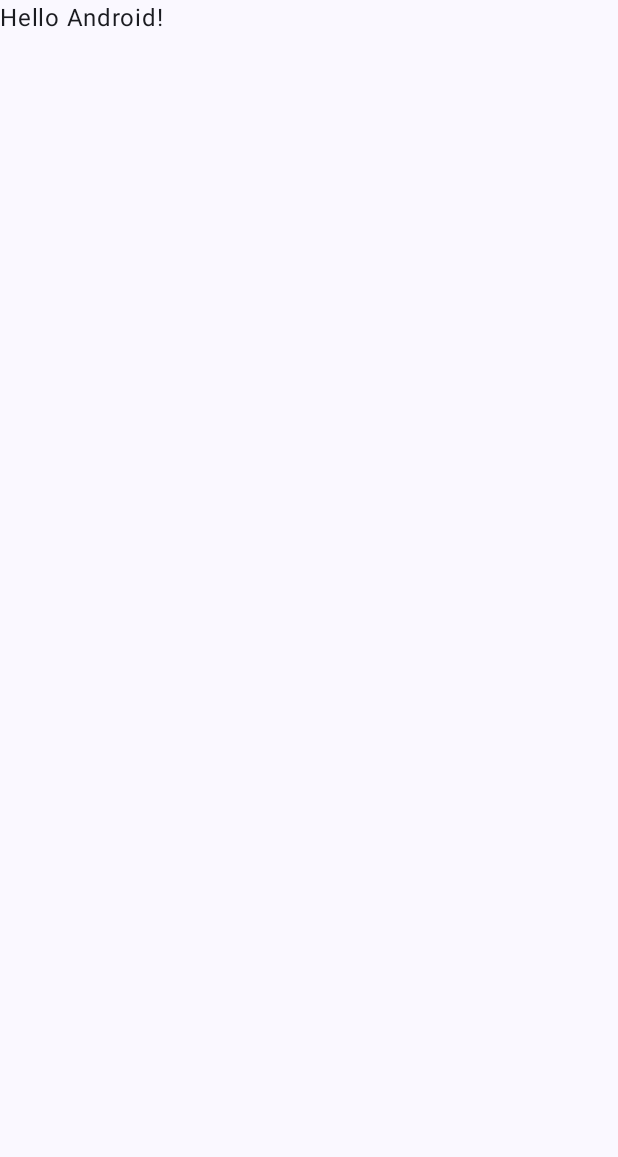
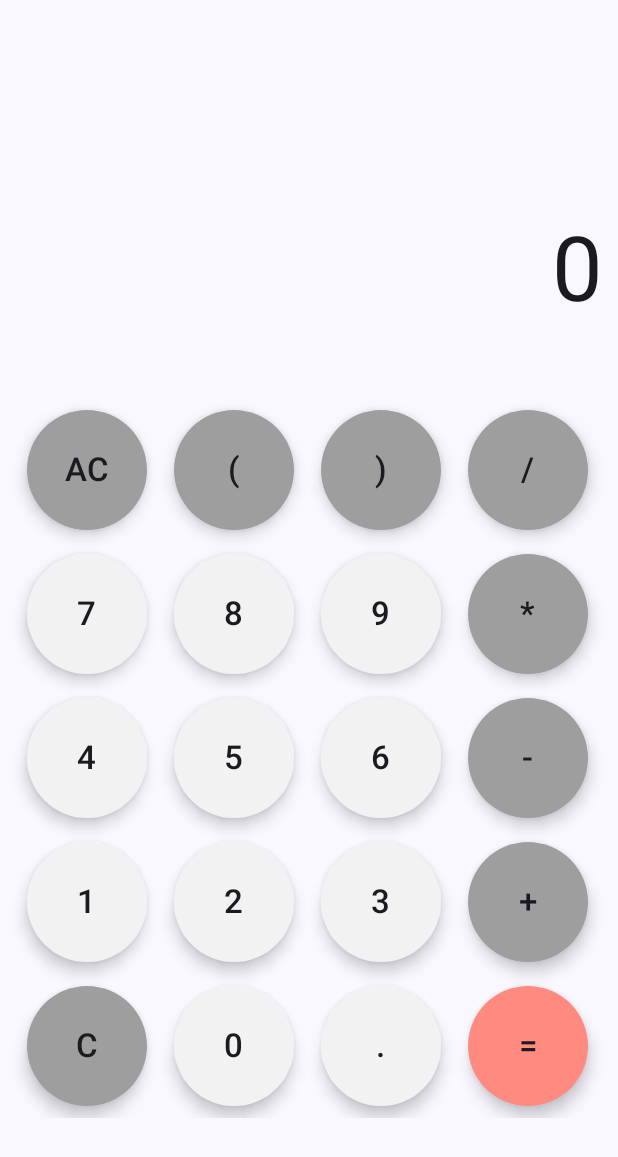
Before and after one commit to alvaropuentedev/rechner-android-app, an Android app built with Jetpack Compose: the screen it shows after launch (MainActivity), on a phone screen of 412 x 824 dp. Before the commit the part shown is almost empty. Shown: the top 1157 px of the screen. Run offline under Robolectric (Android 15) with nearby library versions, the phone set to English and light mode, and no system bars; our stand-ins replace livedata-compose.

Commit message:
feat: calculator working

```diff
--- a/app/build.gradle.kts
+++ b/app/build.gradle.kts
@@ -49,6 +49,8 @@ dependencies {
     implementation(libs.androidx.ui.graphics)
     implementation(libs.androidx.ui.tooling.preview)
     implementation(libs.androidx.material3)
+    implementation ("androidx.compose.runtime:runtime-livedata:1.8.2")
+    implementation ("net.objecthunter:exp4j:0.4.8")
     testImplementation(libs.junit)
     androidTestImplementation(libs.androidx.junit)
     androidTestImplementation(libs.androidx.espresso.core)
--- a/app/src/main/java/dev/alvaropuente/rechnerandroidapp/MainActivity.kt
+++ b/app/src/main/java/dev/alvaropuente/rechnerandroidapp/MainActivity.kt
@@ -7,41 +7,23 @@ import androidx.activity.enableEdgeToEdge
 import androidx.compose.foundation.layout.fillMaxSize
 import androidx.compose.foundation.layout.padding
 import androidx.compose.material3.Scaffold
-import androidx.compose.material3.Text
-import androidx.compose.runtime.Composable
 import androidx.compose.ui.Modifier
-import androidx.compose.ui.tooling.preview.Preview
+import androidx.lifecycle.ViewModelProvider
+import dev.alvaropuente.rechnerandroidapp.ui.components.Calculator
 import dev.alvaropuente.rechnerandroidapp.ui.theme.RechnerAndroidAppTheme
+import dev.alvaropuente.rechnerandroidapp.viewmodel.CalculatorViewModel
 
 class MainActivity : ComponentActivity() {
     override fun onCreate(savedInstanceState: Bundle?) {
         super.onCreate(savedInstanceState)
+        val calculatorViewModel = ViewModelProvider(this).get(CalculatorViewModel::class.java)
         enableEdgeToEdge()
         setContent {
             RechnerAndroidAppTheme {
                 Scaffold(modifier = Modifier.fillMaxSize()) { innerPadding ->
-                    Greeting(
-                        name = "Android",
-                        modifier = Modifier.padding(innerPadding)
-                    )
+                    Calculator(modifier = Modifier.padding(innerPadding), calculatorViewModel)
                 }
             }
         }
     }
 }
-
-@Composable
-fun Greeting(name: String, modifier: Modifier = Modifier) {
-    Text(
-        text = "Hello $name!",
-        modifier = modifier
-    )
-}
-
-@Preview(showBackground = true)
-@Composable
-fun GreetingPreview() {
-    RechnerAndroidAppTheme {
-        Greeting("Android")
-    }
-}
--- /dev/null
+++ b/app/src/main/java/dev/alvaropuente/rechnerandroidapp/ui/components/Calculator.kt
@@ -0,0 +1,75 @@
+package dev.alvaropuente.rechnerandroidapp.ui.components
+
+import androidx.compose.foundation.layout.Box
+import androidx.compose.foundation.layout.Column
+import androidx.compose.foundation.layout.Spacer
+import androidx.compose.foundation.layout.fillMaxSize
+import androidx.compose.foundation.layout.height
+import androidx.compose.foundation.layout.padding
+import androidx.compose.foundation.lazy.grid.GridCells
+import androidx.compose.foundation.lazy.grid.LazyVerticalGrid
+import androidx.compose.foundation.lazy.grid.items
+import androidx.compose.material3.Text
+import androidx.compose.runtime.Composable
+import androidx.compose.runtime.livedata.observeAsState
+import androidx.compose.ui.Alignment
+import androidx.compose.ui.Modifier
+import androidx.compose.ui.text.TextStyle
+import androidx.compose.ui.text.style.TextAlign
+import androidx.compose.ui.text.style.TextOverflow
+import androidx.compose.ui.unit.dp
+import androidx.compose.ui.unit.sp
+import dev.alvaropuente.rechnerandroidapp.viewmodel.CalculatorViewModel
+
+fun buttonList(): List<String> = listOf(
+    "AC", "(", ")", "/",
+    "7", "8", "9", "*",
+    "4", "5", "6", "-",
+    "1", "2", "3", "+",
+    "C", "0", ".", "=",
+)
+
+@Composable
+fun Calculator(modifier: Modifier = Modifier, viewModel: CalculatorViewModel) {
+
+    val equationText = viewModel.equationText.observeAsState()
+    val resultText = viewModel.resultText.observeAsState()
+
+    Box(modifier = modifier.padding(10.dp)) {
+        Column(
+            modifier = Modifier.fillMaxSize(),
+            horizontalAlignment = Alignment.End
+        ) {
+            Text(
+                text = equationText.value?: "",
+                style = TextStyle(
+                    fontSize = 30.sp,
+                    textAlign = TextAlign.End
+                ),
+                maxLines = 5,
+                overflow = TextOverflow.Ellipsis,
+            )
+
+            Spacer(modifier = Modifier.height(100.dp))
+
+            Text(
+                text = resultText.value?: "",
+                style = TextStyle(
+                    fontSize = 60.sp,
+                    textAlign = TextAlign.End
+                ),
+                maxLines = 2,
+            )
+
+            Spacer(modifier = Modifier.height(50.dp))
+
+            LazyVerticalGrid(
+                columns = GridCells.Fixed(4),
+            ) {
+                items(buttonList()) {
+                    CalculatorButton(btn = it, onClick = { viewModel.onButtonClick(it) })
+                }
+            }
+        }
+    }
+}
--- /dev/null
+++ b/app/src/main/java/dev/alvaropuente/rechnerandroidapp/ui/components/CalculatorButton.kt
@@ -0,0 +1,42 @@
+package dev.alvaropuente.rechnerandroidapp.ui.components
+
+import androidx.compose.foundation.layout.Box
+import androidx.compose.foundation.layout.padding
+import androidx.compose.foundation.layout.size
+import androidx.compose.foundation.shape.CircleShape
+import androidx.compose.material3.FloatingActionButton
+import androidx.compose.material3.Text
+import androidx.compose.runtime.Composable
+import androidx.compose.ui.Modifier
+import androidx.compose.ui.graphics.Color
+import androidx.compose.ui.text.font.FontWeight
+import androidx.compose.ui.unit.dp
+import androidx.compose.ui.unit.sp
+
+@Composable
+fun CalculatorButton(btn: String, onClick: () -> Unit = {}) {
+    Box(
+        modifier = Modifier.padding(8.dp)
+    ) {
+        FloatingActionButton(
+            modifier = Modifier.size(80.dp),
+            shape = CircleShape,
+            containerColor = getColor(btn),
+            onClick = onClick
+        ) {
+            Text(
+                text = btn,
+                fontSize = 22.sp,
+                fontWeight = FontWeight.SemiBold
+            )
+        }
+    }
+}
+
+fun getColor(btn: String): Color {
+    return when (btn) {
+        "AC", "C", "(", ")", "/", "*", "-", "+" -> Color(0xFF9E9E9E)
+        "=" -> Color(0xFFFF8A80)
+        else -> Color(0xFFF2F2F2)
+    }
+}
```
Also changed, not shown: app/src/main/java/dev/alvaropuente/rechnerandroidapp/domain/CalculatorUseCase.kt (added, +29 -0 lines), app/src/main/java/dev/alvaropuente/rechnerandroidapp/viewmodel/CalculatorViewModel.kt (added, +50 -0 lines), 1 other file.
